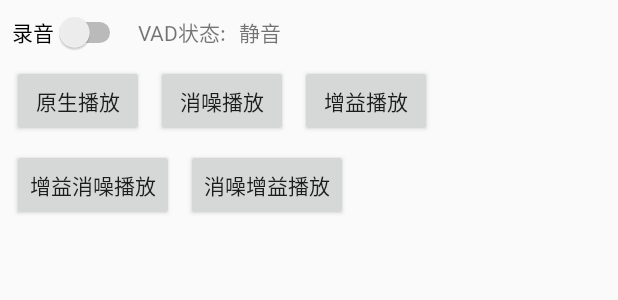
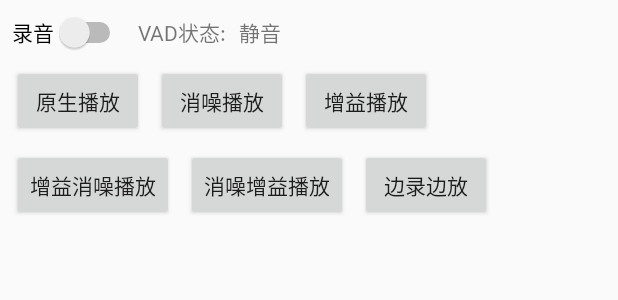
Before and after one commit to xia-chu/webrtc_apm, an Android app: the layout activity_main.xml on its own in the app's theme, with its tools: preview values and no code run, on a phone screen of 412 x 824 dp. Shown: the top 300 px of the screen. Run offline under Robolectric (Android 15) with nearby library versions, the phone set to English and light mode, and no system bars.

Commit message:
添加aecm功能

```diff
--- a/apm/src/main/java/com/google/webrtc/apm/WebRtcJni.java
+++ b/apm/src/main/java/com/google/webrtc/apm/WebRtcJni.java
@@ -269,7 +269,7 @@ public class WebRtcJni {
          * 输入录制到的数据，开始消除回声
          * @param nearendNoisy 近端数据(也就是MIC录制到的数据)
          * @param nearendClean 近端去除噪音后的数据，可以为null
-         * @param nrOfSamples 进度数据采样数，16bit单声道采样数等于nearendNoisy.length
+         * @param nrOfSamples 进度数据采样数，16bit单声道采样数等于nearendNoisy.length,必须为80或160个采样
          * @param msInSndCardBuf 系统延时,等于采集延时+播放延时+播放列队缓存数据长度
          * @return null:出现错误，否则为消回声后的数据
          */
--- a/app/src/main/java/com/google/webrtc/apmdemo/AudioCapturer.java
+++ b/app/src/main/java/com/google/webrtc/apmdemo/AudioCapturer.java
@@ -92,7 +92,7 @@ public class AudioCapturer {
         @Override
         public void run() {
             while (mIsCaptureStarted) {
-                short[] audioCapture = new short[mMiniBufferSize];
+                short[] audioCapture = new short[mMiniBufferSize/2];
                 int ret = mAudioRecord.read(audioCapture, 0, audioCapture.length);
                 if(ret > 0){
                     if(mOnAudioEncodedListener != null){
--- a/app/src/main/java/com/google/webrtc/apmdemo/MainActivity.java
+++ b/app/src/main/java/com/google/webrtc/apmdemo/MainActivity.java
@@ -38,7 +38,7 @@ public class MainActivity extends AppCompatActivity implements AudioCapturer.OnA
     TaskQuenu taskQuenu = new TaskQuenu();
 
     //每个切片20ms的pcm数据
-    final static int PCM_SLICE_MS = 20;
+    final static int PCM_SLICE_MS = 10;
     BufferSlice bufferSlice = new BufferSlice(16000 * PCM_SLICE_MS / 1000);
     boolean interrupted = false;
 
@@ -54,9 +54,6 @@ public class MainActivity extends AppCompatActivity implements AudioCapturer.OnA
 
         bt_ns = findViewById(R.id.bt_ns);
         bt_origin = findViewById(R.id.bt_origin);
-
-        audioCapturer.setOnAudioCapturedListener(this);
-
         agc.setConfig(3,30,true);
     }
 
@@ -64,6 +61,7 @@ public class MainActivity extends AppCompatActivity implements AudioCapturer.OnA
         if (sw_record.isChecked()){
             pcmDataArr.clear();
             bufferSlice.clear();
+            audioCapturer.setOnAudioCapturedListener(this);
             audioCapturer.startCapture();
         }else {
             audioCapturer.stopCapture();
@@ -167,6 +165,38 @@ public class MainActivity extends AppCompatActivity implements AudioCapturer.OnA
         });
     }
 
+    public void onClick_rec_play(View view) {
+        setEnable(false);
+        audioCapturer.setOnAudioCapturedListener(new AudioCapturer.OnAudioCapturedListener() {
+            @Override
+            public void onAudioCaptured(short[] audioData, int stamp) {
+                bufferSlice.input(audioData, audioData.length, stamp, audioData.length * 1000 / 16000, new BufferSlice.ISliceOutput() {
+                    @Override
+                    public void onOutput(short[] slice, int stamp) {
+                        final short [] nearendNoisy = new short[slice.length];
+                        System.arraycopy(slice,0,nearendNoisy,0,slice.length);
+
+                        taskQuenu.async(new TaskQuenu.Task() {
+                            @Override
+                            public void run() throws TaskQuenu.ExitInterruptedException {
+                                short[] nearendClean = ns.process(nearendNoisy,PCM_SLICE_MS);
+                                short[] aecm_out = aecm.process(nearendNoisy,nearendClean,nearendNoisy.length, audioCapturer.getRecordDelayMS() + audioPlayer.getPlayDelayMS());
+                                if(aecm_out == null){
+                                    aecm_out = nearendClean;
+                                    Log.e("TAG","aecm.process return null");
+                                }
+                                aecm.bufferFarend(aecm_out,aecm_out.length);
+                                audioPlayer.play(aecm_out,0,aecm_out.length);
+                            }
+                        });
+                    }
+                });
+            }
+        });
+        audioCapturer.startCapture();
+        audioPlayer.startPlayer();
+    }
+
 
     private void playAudio(final IBerforePlayAudio cb){
         sw_record.setChecked(false);
@@ -192,6 +222,7 @@ public class MainActivity extends AppCompatActivity implements AudioCapturer.OnA
             }
         });
     }
+
 
 
     private interface IBerforePlayAudio
--- a/app/src/main/res/layout/activity_main.xml
+++ b/app/src/main/res/layout/activity_main.xml
@@ -96,4 +96,16 @@
         app:layout_constraintStart_toEndOf="@+id/bt_agc_ns"
         app:layout_constraintTop_toBottomOf="@+id/bt_ns"
         android:onClick="onClick_nsAgcPlay"/>
+
+    <Button
+        android:id="@+id/bt_rec_play"
+        android:layout_width="wrap_content"
+        android:layout_height="wrap_content"
+        android:layout_marginLeft="8dp"
+        android:layout_marginStart="8dp"
+        android:layout_marginTop="8dp"
+        android:text="边录边放"
+        app:layout_constraintStart_toEndOf="@+id/bt_ns_agc"
+        app:layout_constraintTop_toBottomOf="@+id/bt_agc"
+        android:onClick="onClick_rec_play"/>
 </android.support.constraint.ConstraintLayout>
```
Also changed, not shown: app/src/main/java/com/google/webrtc/apmdemo/AudioPlayer.java (+8 -0 lines).
